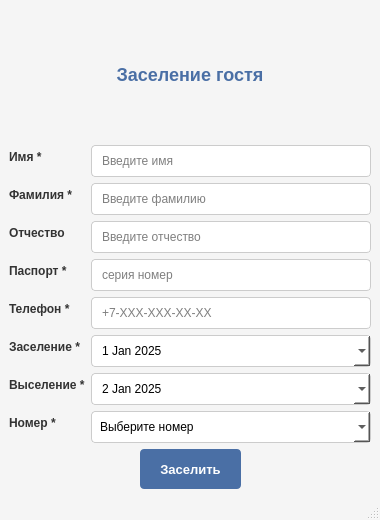
Ainyr-Akhmadishin/Hotel_management_system, file UI/Reg/Окно заселения гостя итог.ui: the form before one commit.
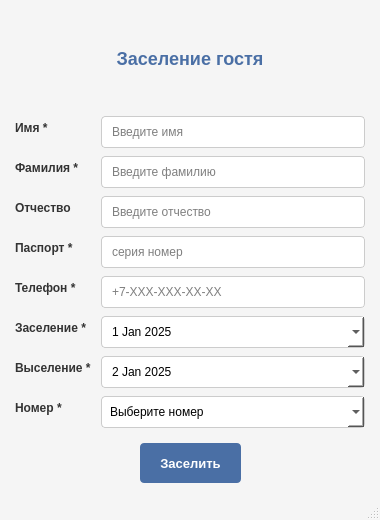
The form after the commit.

Patch:
```diff
--- a/UI/Reg/Окно заселения гостя итог.ui
+++ b/UI/Reg/Окно заселения гостя итог.ui
@@ -70,6 +70,21 @@
   </property>
   <widget class="QWidget" name="centralwidget">
    <layout class="QVBoxLayout" name="verticalLayout">
+    <property name="leftMargin">
+     <number>15</number>
+    </property>
+    <property name="topMargin">
+     <number>15</number>
+    </property>
+    <property name="rightMargin">
+     <number>15</number>
+    </property>
+    <property name="bottomMargin">
+     <number>15</number>
+    </property>
+    <property name="spacing">
+     <number>15</number>
+    </property>
     <item>
      <widget class="QLabel" name="label">
       <property name="styleSheet">
@@ -87,6 +102,12 @@
     </item>
     <item>
      <layout class="QFormLayout" name="formLayout">
+      <property name="horizontalSpacing">
+       <number>10</number>
+      </property>
+      <property name="verticalSpacing">
+       <number>8</number>
+      </property>
       <item row="0" column="0">
        <widget class="QLabel" name="label_2">
         <property name="text">
```
